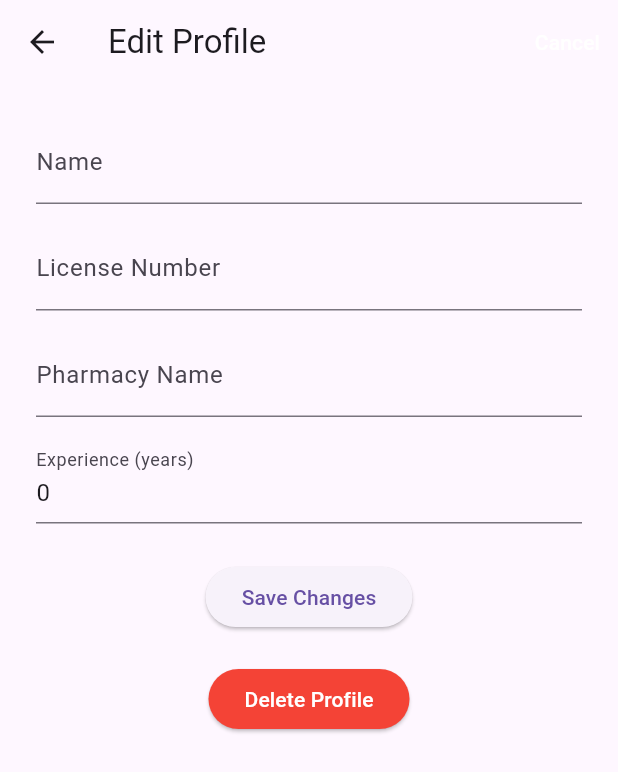
After one commit to tanyouchun/pharmacy-engagement-system, a Flutter app: the PharmacistProfileDisplayView screen opened directly, after a tap on "Edit Profile", on a phone screen of 412 x 824 dp. The commit adds this screen. Shown: the top 772 px of the screen. Run offline on Flutter 3.47's test engine with Material 3 defaults, Android fonts, the phone set to English and light mode, and no system bars; our stand-ins replace cloud_firestore, firebase_auth, firebase_core, google_sign_in, table_calendar; accounts and stored records are empty; network calls fail.

Commit message:
add update/delete function for pharmacist profile

```diff
--- a/pharmacy_system/lib/main.dart
+++ b/pharmacy_system/lib/main.dart
@@ -9,6 +9,7 @@ import 'viewmodels/user_profile_viewmodel.dart';
 import 'viewmodels/prescription_viewmodel.dart';
 import 'viewmodels/chat_viewmodel.dart';
 import 'viewmodels/reminder_viewmodel.dart';
+import 'viewmodels/pharmacist_profile_viewmodel.dart';
 import 'views/auth_wrapper.dart';
 import 'views/pharmacist/pharmacist_profile_Form_view.dart';
 
@@ -32,6 +33,7 @@ class MyApp extends StatelessWidget {
         ChangeNotifierProvider(create: (_) => PrescriptionViewModel()),
         ChangeNotifierProvider(create: (_) => ChatViewModel()),
         ChangeNotifierProvider(create: (_) => ReminderViewModel()),
+        ChangeNotifierProvider(create: (_) => PharmacistProfileViewModel()),
       ],
       child: MaterialApp(
         debugShowCheckedModeBanner: false,
--- a/pharmacy_system/lib/viewmodels/login_viewmodel.dart
+++ b/pharmacy_system/lib/viewmodels/login_viewmodel.dart
@@ -1,3 +1,5 @@
+import 'dart:developer';
+
 import 'package:flutter/material.dart';
 import 'package:firebase_auth/firebase_auth.dart';
 import 'package:google_sign_in/google_sign_in.dart';
@@ -7,9 +9,9 @@ class LoginViewModel extends ChangeNotifier {
   final passwordController = TextEditingController();
 
   bool isLoading = false;
-  String? error;
+  String? errorMessage;
 
-  // 🔐 Email login (existing)
+  // Email login
   Future<void> login() async {
     try {
       isLoading = true;
@@ -20,14 +22,16 @@ class LoginViewModel extends ChangeNotifier {
         password: passwordController.text.trim(),
       );
     } on FirebaseAuthException catch (e) {
-      error = e.message;
+      log("Login error: $e");
+      errorMessage = "Incorrect email or password";
+      notifyListeners();
     } finally {
       isLoading = false;
       notifyListeners();
     }
   }
 
-  // 🔵 Google Sign-In
+  // Google Sign-In
   Future<void> signInWithGoogle() async {
     try {
       isLoading = true;
@@ -54,7 +58,7 @@ class LoginViewModel extends ChangeNotifier {
       await FirebaseAuth.instance.signInWithCredential(credential);
 
     } catch (e) {
-      error = e.toString();
+      errorMessage = e.toString();
     } finally {
       isLoading = false;
       notifyListeners();
--- /dev/null
+++ b/pharmacy_system/lib/views/pharmacist/pharmacist_edit_profile_view.dart
@@ -0,0 +1,133 @@
+import 'package:flutter/material.dart';
+import 'package:provider/provider.dart';
+import '../../viewmodels/pharmacist_profile_viewmodel.dart';
+
+class PharmacistEditProfileView extends StatelessWidget {
+  const PharmacistEditProfileView({super.key});
+
+  @override
+  Widget build(BuildContext context) {
+    final vm = Provider.of<PharmacistProfileViewModel>(context);
+
+    return Scaffold(
+      appBar: AppBar(
+        title: const Text("Edit Profile"),
+        actions: [
+          TextButton(
+            onPressed: () {
+              Navigator.pop(context); // AF1: Cancel
+            },
+            child: const Text("Cancel", style: TextStyle(color: Colors.white)),
+          ),
+        ],
+      ),
+      body: Padding(
+        padding: const EdgeInsets.all(24),
+        child: SingleChildScrollView(
+          child: Column(
+            children: [
+              TextField(
+                controller: vm.nameController,
+                decoration: const InputDecoration(labelText: "Name"),
+              ),
+
+              const SizedBox(height: 15),
+
+              TextField(
+                controller: vm.licenseController,
+                keyboardType: TextInputType.number,
+                decoration: const InputDecoration(labelText: "License Number"),
+              ),
+
+              const SizedBox(height: 15),
+
+              TextField(
+                controller: vm.pharmacyNameController,
+                decoration: const InputDecoration(labelText: "Pharmacy Name"),
+              ),
+
+              const SizedBox(height: 15),
+
+              TextField(
+                controller: vm.experienceController,
+                decoration: const InputDecoration(labelText: "Experience (years)"),
+              ),
+
+              const SizedBox(height: 25),
+
+              vm.isLoading
+                  ? const CircularProgressIndicator()
+                  : ElevatedButton(
+                    onPressed: () async {
+                      bool success = await vm.updateProfile();
+
+                      if (success) {
+                        Navigator.pop(context); // back to profile
+                      } else {
+                        ScaffoldMessenger.of(context).showSnackBar(
+                          SnackBar(content: Text(vm.errorMessage ?? "Error")),
+                        );
+                      }
+                    },
+                    child: const Text("Save Changes"),
+                  ),
+
+              const SizedBox(height: 20),
+
+              ElevatedButton(
+                style: ElevatedButton.styleFrom(backgroundColor: Colors.red),
+                onPressed: () {
+                  _showDeleteDialog(context);
+                },
+                child: const Text(
+                  "Delete Profile",
+                  style: TextStyle(color: Colors.white),
+                ),
+              ),
+            ],
+          ),
+        ),
+      ),
+    );
+  }
+}
+
+void _showDeleteDialog(BuildContext context) {
+  final vm = Provider.of<PharmacistProfileViewModel>(context, listen: false);
+
+  showDialog(
+    context: context,
+    builder: (context) {
+      return AlertDialog(
+        title: const Text("Delete Profile"),
+        content: const Text(
+          "Are you sure you want to delete your profile? This action cannot be undone.",
+        ),
+        actions: [
+          TextButton(
+            onPressed: () {
+              Navigator.pop(context); // AF1: Cancel
+            },
+            child: const Text("Cancel"),
+          ),
+          TextButton(
+            onPressed: () async {
+              Navigator.pop(context); // close dialog
+
+              bool success = await vm.deleteProfile();
+
+              if (success) {
+                Navigator.pop(context); // exit edit page
+              } else {
+                ScaffoldMessenger.of(context).showSnackBar(
+                  SnackBar(content: Text(vm.errorMessage ?? "Delete failed")),
+                );
+              }
+            },
+            child: const Text("Delete", style: TextStyle(color: Colors.red)),
+          ),
+        ],
+      );
+    },
+  );
+}
--- a/pharmacy_system/lib/views/pharmacist/pharmacist_profile_display_view.dart
+++ b/pharmacy_system/lib/views/pharmacist/pharmacist_profile_display_view.dart
@@ -1,6 +1,7 @@
 import 'package:flutter/material.dart';
 import 'package:provider/provider.dart';
 import '../../viewmodels/pharmacist_profile_viewmodel.dart';
+import 'pharmacist_edit_profile_view.dart';
 
 class PharmacistProfileDisplayView extends StatelessWidget {
   const PharmacistProfileDisplayView({super.key});
@@ -11,13 +12,16 @@ class PharmacistProfileDisplayView extends StatelessWidget {
 
     if (vm.hasProfile && vm.name.isEmpty && !vm.isLoading) {
       // lazy load details the first time we show the screen
-      Future.microtask(() => context.read<PharmacistProfileViewModel>().loadProfile());
+      Future.microtask(
+        () => context.read<PharmacistProfileViewModel>().loadProfile(),
+      );
     }
 
     return Scaffold(
       backgroundColor: Colors.grey[100],
       body: SafeArea(
-        child: vm.isLoading
+        child:
+            vm.isLoading
                 ? const Center(child: CircularProgressIndicator())
                 : Padding(
                   padding: const EdgeInsets.all(20),
@@ -50,6 +54,24 @@ class PharmacistProfileDisplayView extends StatelessWidget {
                   ),
                 ),
       ),
+
+      floatingActionButton: FloatingActionButton.extended(
+        onPressed: () {
+          Navigator.push(
+            context,
+            MaterialPageRoute(
+              builder:
+                  (_) => ChangeNotifierProvider.value(
+                    value: vm,
+                    child: const PharmacistEditProfileView(),
+                  ),
+            ),
+          );
+          vm.loadProfile();
+        },
+        icon: const Icon(Icons.add),
+        label: const Text("Edit Profile"),
+      ),
     );
   }
 
--- a/pharmacy_system/lib/views/user/user_prescription_view.dart
+++ b/pharmacy_system/lib/views/user/user_prescription_view.dart
@@ -36,7 +36,9 @@ class _PrescriptionPageState extends State<PrescriptionPage> {
                 itemBuilder: (context, index) {
                   final p = vm.prescriptions[index];
 
-                  return Card(
+                  return Padding(
+                    padding: const EdgeInsets.only(bottom: 5),
+                    child: Card(
                       child: ListTile(
                         leading: const Icon(Icons.medication),
                         title: Text(p.name),
@@ -57,6 +59,7 @@ class _PrescriptionPageState extends State<PrescriptionPage> {
                               },
                             ),
                           ],
+                        ),
                       ),
                     ),
                   );
--- a/pharmacy_system/pubspec.yaml
+++ b/pharmacy_system/pubspec.yaml
@@ -36,6 +36,7 @@ dependencies:
   google_sign_in: ^5.4.0
   cloud_firestore: ^4.8.0
   font_awesome_flutter: ^10.4.0
+  table_calendar: ^3.0.9
 
   # The following adds the Cupertino Icons font to your application.
   # Use with the CupertinoIcons class for iOS style icons.
```
Also changed, not shown: pharmacy_system/lib/viewmodels/pharmacist_profile_viewmodel.dart (+71 -5 lines), pharmacy_system/lib/viewmodels/reminder_viewmodel.dart (+14 -3 lines), pharmacy_system/lib/views/home_page.dart (+8 -2 lines), pharmacy_system/lib/views/login_view.dart (+14 -1 lines), pharmacy_system/lib/views/user/user_profile_display_view.dart (+4 -9 lines), pharmacy_system/lib/views/user/user_reminder_view.dart (renamed from pharmacy_system/lib/views/reminder_view.dart, +51 -10 lines), pharmacy_system/pubspec.lock. Lines whose indentation alone changed are shown as unchanged.
